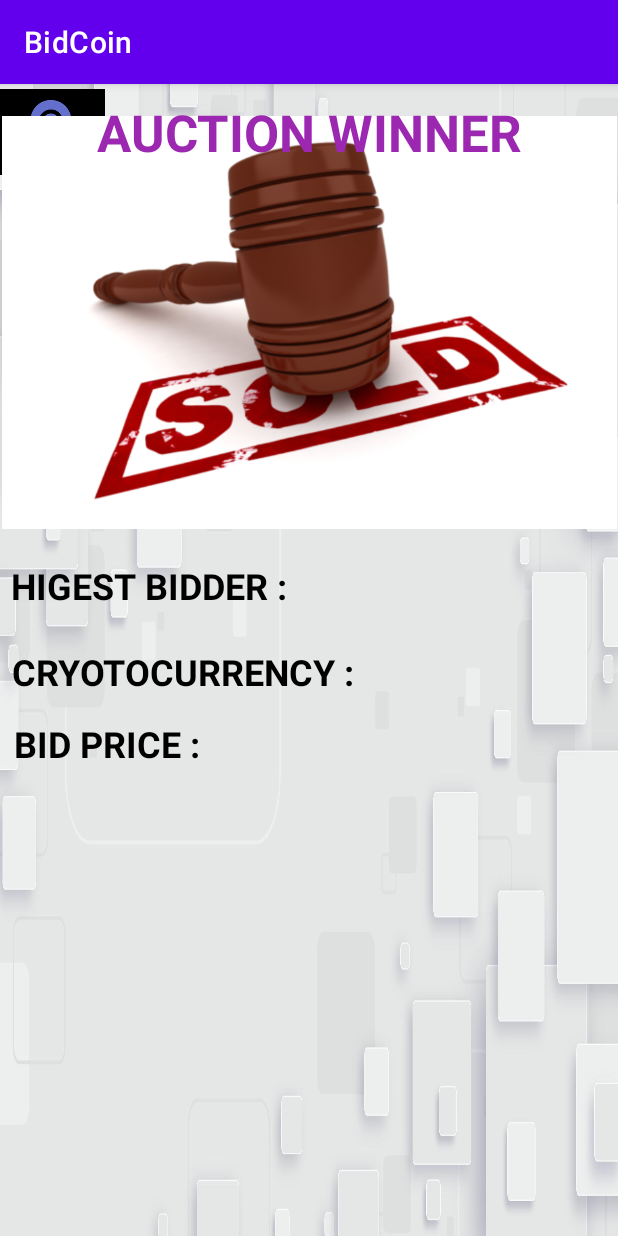
After one commit to ishanfdo18098/CO225-Java-Project, an Android app: the AdminPage6 screen opened directly, with no data from a screen before it, on a phone screen of 412 x 824 dp. The commit adds this screen. Run offline under Robolectric (Android 15) with nearby library versions, the phone set to English and light mode, and no system bars.

Commit message:
Page 5 & 6 done

```diff
--- a/BidCoinApp/app/src/main/java/com/ishanadeeparidma/bidcoin/AdminMode/AdminPage4.java
+++ b/BidCoinApp/app/src/main/java/com/ishanadeeparidma/bidcoin/AdminMode/AdminPage4.java
@@ -6,12 +6,10 @@ import com.ishanadeeparidma.bidcoin.Models.StartNewBidByAdminModel;
 import com.ishanadeeparidma.bidcoin.Net.BidCoinAPIAccess;
 import com.ishanadeeparidma.bidcoin.R;
 
-import com.ishanadeeparidma.bidcoin.AdminMode.AdminPage5;
 import com.ishanadeeparidma.bidcoin.Repository.API_Repository;
 
 import android.app.DatePickerDialog;
 import android.app.TimePickerDialog;
-import android.content.Intent;
 import android.os.Bundle;
 import android.os.Handler;
 import android.text.InputType;
@@ -69,7 +67,8 @@ public class AdminPage4 extends AppCompatActivity {
         date_time_end.setOnClickListener(new View.OnClickListener() {
             @Override
             public void onClick(View v) {
-                showDateTimeDialog(date_time_end);
+
+                  showDateTimeDialog(date_time_end);
             }
         });
 
--- /dev/null
+++ b/BidCoinApp/app/src/main/java/com/ishanadeeparidma/bidcoin/AdminMode/AdminPage6.java
@@ -0,0 +1,14 @@
+package com.ishanadeeparidma.bidcoin.AdminMode;
+
+import androidx.appcompat.app.AppCompatActivity;
+import com.ishanadeeparidma.bidcoin.R;
+import android.os.Bundle;
+
+public class AdminPage6 extends AppCompatActivity {
+
+    @Override
+    protected void onCreate(Bundle savedInstanceState) {
+        super.onCreate(savedInstanceState);
+        setContentView(R.layout.activity_admin_page6);
+    }
+}
--- /dev/null
+++ b/BidCoinApp/app/src/main/res/layout/activity_admin_page6.xml
@@ -0,0 +1,75 @@
+<?xml version="1.0" encoding="utf-8"?>
+<androidx.constraintlayout.widget.ConstraintLayout xmlns:android="http://schemas.android.com/apk/res/android"
+    xmlns:app="http://schemas.android.com/apk/res-auto"
+    xmlns:tools="http://schemas.android.com/tools"
+    android:layout_width="match_parent"
+    android:layout_height="match_parent"
+    tools:context=".AdminMode.AdminPage6"
+    android:background="@drawable/whitebg">
+
+    <ImageView
+        android:id="@+id/imageView7"
+        android:layout_width="70dp"
+        android:layout_height="64dp"
+        app:layout_constraintStart_toStartOf="parent"
+        app:layout_constraintTop_toTopOf="parent"
+        app:srcCompat="@drawable/logo" />
+
+    <ImageView
+        android:id="@+id/imageView9"
+        android:layout_width="410dp"
+        android:layout_height="318dp"
+        app:layout_constraintEnd_toEndOf="parent"
+        app:layout_constraintStart_toStartOf="parent"
+        app:srcCompat="@drawable/soldimage"
+        tools:layout_editor_absoluteY="180dp" />
+
+    <TextView
+        android:id="@+id/textView"
+        android:layout_width="wrap_content"
+        android:layout_height="wrap_content"
+        android:text="AUCTION WINNER"
+        android:textColor="#9C27B0"
+        android:textSize="34sp"
+        android:textStyle="bold"
+        app:layout_constraintBottom_toTopOf="@+id/imageView9"
+        app:layout_constraintEnd_toEndOf="parent"
+        app:layout_constraintStart_toStartOf="parent"
+        app:layout_constraintTop_toBottomOf="@+id/imageView7" />
+
+    <TextView
+        android:id="@+id/textView3"
+        android:layout_width="397dp"
+        android:layout_height="57dp"
+        android:text="HIGEST BIDDER :"
+        android:textColor="#000000"
+        android:textSize="24sp"
+        android:textStyle="bold"
+        app:layout_constraintEnd_toEndOf="parent"
+        app:layout_constraintStart_toStartOf="parent"
+        app:layout_constraintTop_toBottomOf="@+id/imageView9" />
+
+    <TextView
+        android:id="@+id/textView4"
+        android:layout_width="396dp"
+        android:layout_height="48dp"
+        android:text="CRYOTOCURRENCY :"
+        android:textColor="#000000"
+        android:textSize="24sp"
+        android:textStyle="bold"
+        app:layout_constraintEnd_toEndOf="parent"
+        app:layout_constraintStart_toStartOf="parent"
+        app:layout_constraintTop_toBottomOf="@+id/textView3" />
+
+    <TextView
+        android:id="@+id/textView5"
+        android:layout_width="393dp"
+        android:layout_height="46dp"
+        android:text="BID PRICE :"
+        android:textColor="#000000"
+        android:textSize="24sp"
+        android:textStyle="bold"
+        app:layout_constraintEnd_toEndOf="parent"
+        app:layout_constraintStart_toStartOf="parent"
+        app:layout_constraintTop_toBottomOf="@+id/textView4" />
+</androidx.constraintlayout.widget.ConstraintLayout>
--- a/BidCoinApp/app/src/main/res/layout/activity_auction_win.xml
+++ b/BidCoinApp/app/src/main/res/layout/activity_auction_win.xml
@@ -4,7 +4,7 @@
     xmlns:tools="http://schemas.android.com/tools"
     android:layout_width="match_parent"
     android:layout_height="match_parent"
-    tools:context=".AdminMode.AdminPage5"
+    tools:context=".AdminMode.AdminPage6"
     android:background="@drawable/whitebg">
 
   <ImageView
```
Also changed, not shown: BidCoinApp/app/src/main/AndroidManifest.xml (+5 -5 lines), BidCoinApp/app/src/main/java/com/ishanadeeparidma/bidcoin/AdminMode/AdminPage5.java (+104 -1 lines), BidCoinApp/app/src/main/res/layout/activity_admin_page5.xml (+3 -61 lines).
